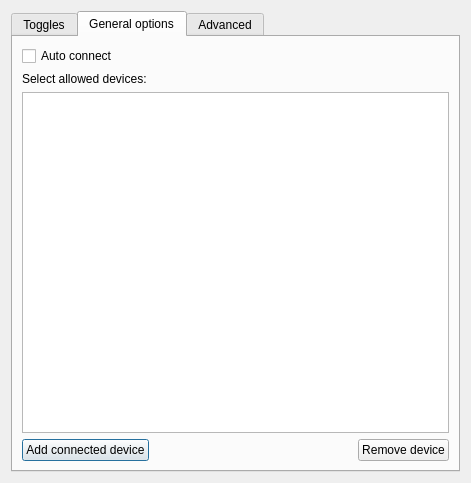
pnegre/python-whiteboard, file stuff/configuration.ui: the form before one commit.
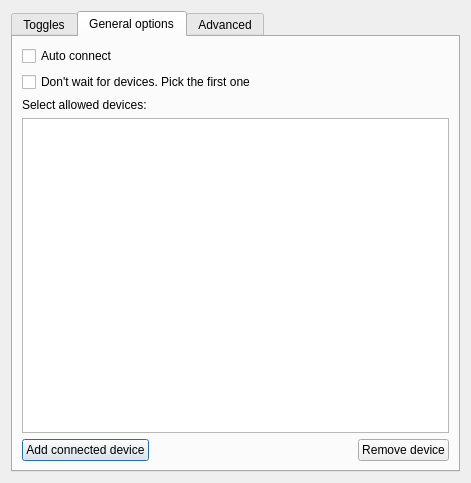
The form after the commit. The open tabs and pages were chosen to show the change.

Commit message: Added option to conf. screen

```diff
--- a/stuff/configuration.ui
+++ b/stuff/configuration.ui
@@ -29,7 +29,7 @@
       </size>
      </property>
      <property name="currentIndex">
-      <number>0</number>
+      <number>1</number>
      </property>
      <widget class="QWidget" name="tab_2">
       <attribute name="title">
@@ -185,25 +185,38 @@
       <attribute name="title">
        <string>General options</string>
       </attribute>
+      <layout class="QGridLayout" name="gridLayout_5">
+       <item row="0" column="0">
       <layout class="QGridLayout" name="gridLayout_2">
        <item row="0" column="0">
+          <layout class="QVBoxLayout" name="verticalLayout_7">
+           <item>
         <widget class="QCheckBox" name="check_autoconnect">
          <property name="text">
           <string>Auto connect</string>
          </property>
         </widget>
        </item>
-       <item row="1" column="0">
+           <item>
+            <widget class="QCheckBox" name="check_nowait">
+             <property name="text">
+              <string>Don't wait for devices. Pick the first one</string>
+             </property>
+            </widget>
+           </item>
+           <item>
         <widget class="QLabel" name="label">
          <property name="text">
           <string>Select allowed devices:</string>
          </property>
         </widget>
        </item>
-       <item row="2" column="0">
+           <item>
         <widget class="QTableWidget" name="tableMac"/>
        </item>
-       <item row="3" column="0">
+          </layout>
+         </item>
+         <item row="1" column="0">
         <layout class="QHBoxLayout" name="horizontalLayout_3">
          <item>
           <widget class="QPushButton" name="button_addDev">
@@ -231,6 +244,8 @@
             <string>Remove device</string>
            </property>
           </widget>
+           </item>
+          </layout>
          </item>
         </layout>
        </item>
```
Lines whose indentation alone changed are shown as unchanged.
